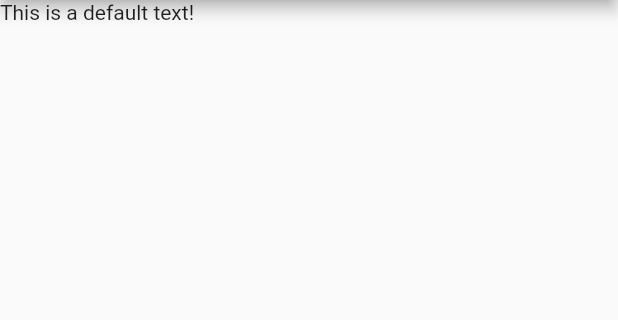
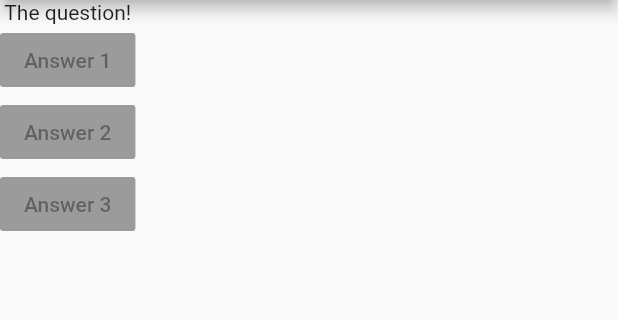
Before and after one commit to saeem92/Prueba-App-Flutter, a Flutter app: the screen it shows after launch, on a phone screen of 412 x 824 dp, the part 84-404 px from its top. Run offline on Flutter 3.47's test engine with Material 2 defaults, Android fonts, the phone set to English and light mode, and no system bars.

Commit message:
raised buttons

```diff
--- a/lib/main.dart
+++ b/lib/main.dart
@@ -4,18 +4,32 @@ import 'package:flutter/material.dart';
 //   runApp(MyApp()); // This runapp function builds the main widget and calls build() on it.
 // }
 
-void main() => runApp(MyApp()); // Its same as above => is replacing curly brackets. They are used for functions with only 1 implementation.
+void main() => runApp(
+    MyApp()); // Its same as above => is replacing curly brackets. They are used for functions with only 1 implementation.
 
 class MyApp extends StatelessWidget {
   // extends means that this is inheriting from some other class
   @override
-  Widget build(BuildContext context) { // Build method returns the widgets should be rendered onto the screen
+  Widget build(BuildContext context) {
+    // Build method returns the widgets should be rendered onto the screen
+    var questions = ['What\'s your favorite color?',
+    'What\'s your favorite animal?',
 
+    ];
     return MaterialApp(
       debugShowCheckedModeBanner: false,
-      home: Scaffold( // scaffold is a widget in flutter that gives a basic design strucutre and color scheme and gives UI that looks more like a mobile app page.
-      appBar: AppBar(title: Text('PruebaApp'),),
-      body: Text('This is a default text!'),
+      home: Scaffold(
+        // scaffold is a widget in flutter that gives a basic design strucutre and color scheme and gives UI that looks more like a mobile app page.
+        appBar: AppBar(
+          title: Text('PruebaApp'),
+        ),
+        body: Column(children: [
+          Text('The question!'),
+          RaisedButton(child: Text('Answer 1'), onPressed: null,),
+          RaisedButton(child: Text('Answer 2'), onPressed: null,),
+          RaisedButton(child: Text('Answer 3'), onPressed: null,),
+        ],
+      ),
       ),
     ); // home is core widget which flutter will bring onto the screen
   }
```
